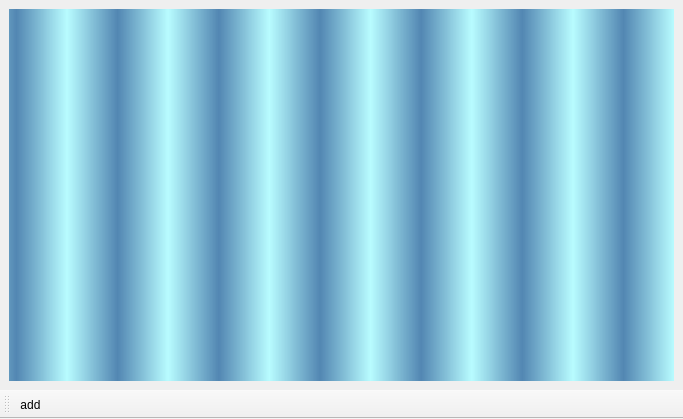
Old version of the form playlistclass.ui in the repository MohammadOshkooh/MediaPlayer.
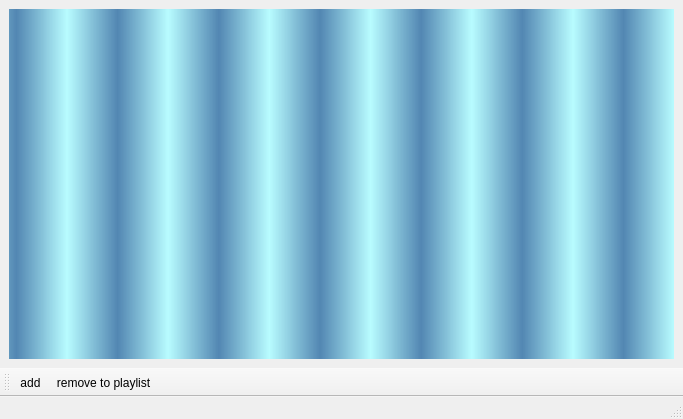
New version of the form. Icons and pictures are not drawn.

Commit message: add fileIsExist method (for Playlist)

What changed in the file:
```diff
--- a/playlistclass.ui
+++ b/playlistclass.ui
@@ -36,7 +36,9 @@
     <bool>false</bool>
    </attribute>
    <addaction name="actionadd"/>
+   <addaction name="actionremove_to_playlist"/>
   </widget>
+  <widget class="QStatusBar" name="statusBar"/>
   <action name="actionadd">
    <property name="icon">
     <iconset resource="image.qrc">
@@ -46,6 +48,15 @@
     <string>add</string>
    </property>
   </action>
+  <action name="actionremove_to_playlist">
+   <property name="icon">
+    <iconset resource="image.qrc">
+     <normaloff>:/Nishad2m8-Hologram-Recycle-empty.ico</normaloff>:/Nishad2m8-Hologram-Recycle-empty.ico</iconset>
+   </property>
+   <property name="text">
+    <string>remove to playlist</string>
+   </property>
+  </action>
  </widget>
  <resources>
   <include location="image.qrc"/>
```
The commit also changes 5 other files.
